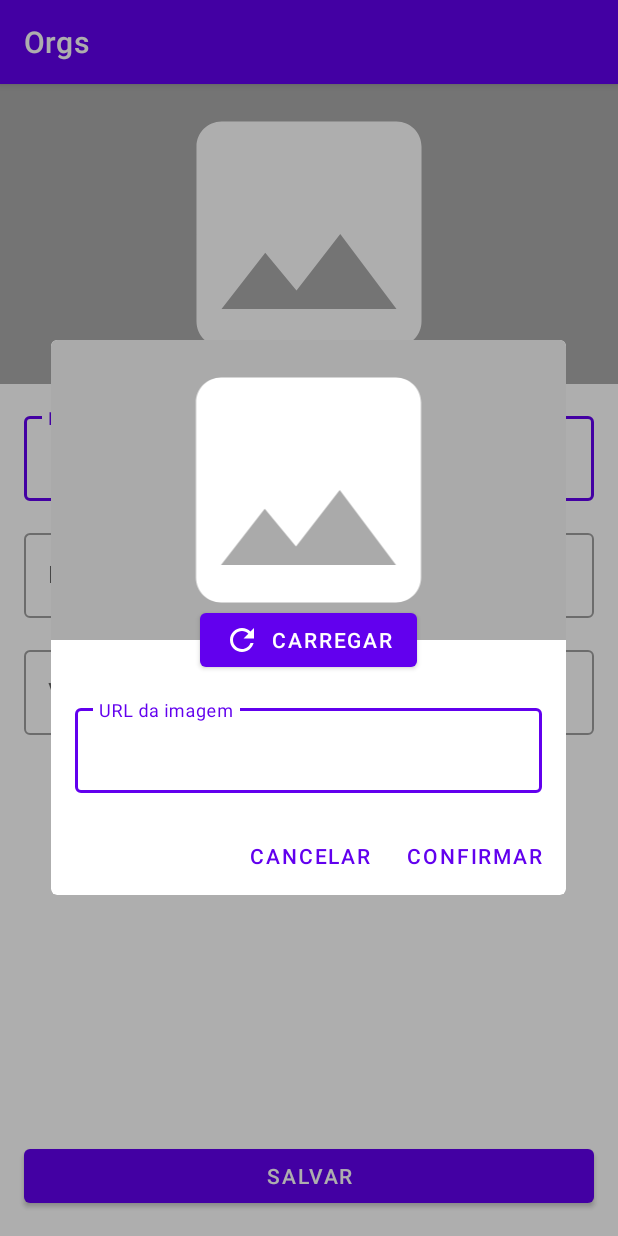
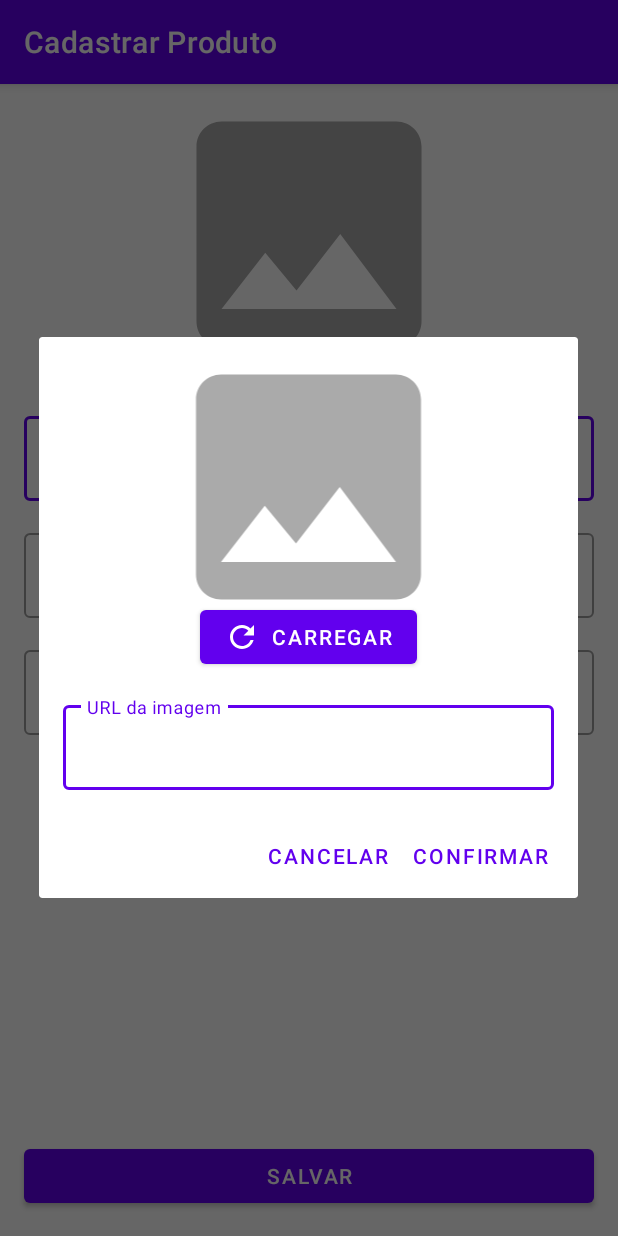
Before and after one commit to cailloutr/alura-kotlin-project-orgs, an Android app: the FormularioProdutoActivity screen opened directly, with no data from a screen before it, after a tap on "Imagem ilustrativa do produto", on a phone screen of 412 x 824 dp. Run offline under Robolectric (Android 15) with nearby library versions, the phone set to English and light mode, and no system bars.

Commit message:
Adicionada funcionalidade de salvar uma imagem a partir de uma Url, em um dialog

```diff
--- a/app/src/main/AndroidManifest.xml
+++ b/app/src/main/AndroidManifest.xml
@@ -1,6 +1,9 @@
 <?xml version="1.0" encoding="utf-8"?>
 <manifest xmlns:android="http://schemas.android.com/apk/res/android"
     xmlns:tools="http://schemas.android.com/tools">
+
+    <uses-permission android:name="android.permission.INTERNET" />
+    <uses-permission android:name="android.permission.ACCESS_NETWORK_STATE" />
 
     <application
         android:allowBackup="true"
--- a/app/src/main/java/com/example/orgs/FormularioProdutoActivity.kt
+++ b/app/src/main/java/com/example/orgs/FormularioProdutoActivity.kt
@@ -1,45 +1,47 @@
 package com.example.orgs
 
+import android.net.Uri
 import android.os.Bundle
-import android.widget.Button
+import android.widget.ImageView
+import android.widget.Toast
 import androidx.appcompat.app.AppCompatActivity
 import com.example.orgs.dao.ProdutoDao
 import com.example.orgs.databinding.ActivityFormularioProdutoBinding
+import com.example.orgs.extensions.tentaCarregarImagem
 import com.example.orgs.model.Produto
-import com.google.android.material.dialog.MaterialAlertDialogBuilder
+import com.example.orgs.ui.dialog.LoadImageDialog
 import java.math.BigDecimal
 
-class FormularioProdutoActivity : AppCompatActivity() {
+class FormularioProdutoActivity : AppCompatActivity(), LoadImageDialog.ImageDialogListener {
 
     private val produtoDao = ProdutoDao()
     private lateinit var binding: ActivityFormularioProdutoBinding
+
+    private var url: Uri? = null
 
     override fun onCreate(savedInstanceState: Bundle?) {
         super.onCreate(savedInstanceState)
         binding = ActivityFormularioProdutoBinding.inflate(layoutInflater)
         setContentView(binding.root)
 
+        title = getString(R.string.formulario_produto_activity_app_title)
+
         configuraBtnSalvar()
 
         binding.produtoImagem.setOnClickListener {
-            val dialogBuilder = MaterialAlertDialogBuilder(this)
-            dialogBuilder.setView(R.layout.carregar_imagem_dialog_layout)
-                .setNegativeButton("Cancelar") { _, _ ->
+            val dialog = LoadImageDialog(this.url)
+            dialog.show(supportFragmentManager, "FormularioProduto")
+        }
 
-                }
-                .setPositiveButton("Confirmar") { _, _ ->
-
-                }
-                .show()
+        binding.edtNome.setEndIconOnClickListener {
+            Toast.makeText(this, "Teste", Toast.LENGTH_SHORT).show()
         }
     }
 
     private fun configuraBtnSalvar() {
-            val btnSalvar = findViewById<Button>(R.id.btn_salvar)
-            btnSalvar.setOnClickListener {
+        binding.btnSalvar.setOnClickListener {
             val produto = criaProduto()
             produtoDao.adicionar(produto)
-
             finish()
         }
     }
@@ -58,6 +60,15 @@ class FormularioProdutoActivity : AppCompatActivity() {
             BigDecimal.ZERO
         }
 
-            return Produto(nome, descricao, valor)
+        return Produto(noma = nome, descricao = descricao, preco = valor, imageUrl = url)
+    }
+
+    override fun onDialogPositiveClick(dialog: LoadImageDialog) {
+        url = dialog.url
+
+        binding.produtoImagem.apply {
+            tentaCarregarImagem(url)
+            scaleType = ImageView.ScaleType.CENTER_CROP
         }
     }
+}
--- /dev/null
+++ b/app/src/main/java/com/example/orgs/ui/dialog/LoadImageDialog.kt
@@ -0,0 +1,84 @@
+package com.example.orgs.ui.dialog
+
+import android.app.Dialog
+import android.content.Context
+import android.net.Uri
+import android.os.Bundle
+import android.view.LayoutInflater
+import android.widget.ImageView
+import androidx.appcompat.app.AlertDialog
+import androidx.fragment.app.DialogFragment
+import com.example.orgs.R
+import com.example.orgs.databinding.CarregarImagemDialogLayoutBinding
+import com.example.orgs.extensions.tentaCarregarImagem
+
+class LoadImageDialog(
+    var url: Uri? = null,
+) : DialogFragment() {
+
+    lateinit var binding: CarregarImagemDialogLayoutBinding
+    private lateinit var listener: ImageDialogListener
+
+
+    override fun onCreateDialog(savedInstanceState: Bundle?): Dialog {
+        binding =
+            CarregarImagemDialogLayoutBinding.inflate(LayoutInflater.from(requireContext()))
+
+        url?.let {
+            binding.dialogImageUrl.editText?.setText(url.toString())
+            carregaImagemNaView(url)
+        }
+
+        return activity?.let {
+
+            // Use the Builder class for convenient dialog construction
+            val builder = AlertDialog.Builder(it)
+            builder.setView(binding.root)
+                .setNegativeButton(getString(R.string.load_image_dialog_cancel_label)) { _, _ -> }
+                .setPositiveButton(getString(R.string.load_image_dialog_confirm_label)) { _, _ ->
+                    listener.onDialogPositiveClick(this)
+                }
+
+            setOnClickListener()
+
+            // Create the AlertDialog object and return it
+            builder.create()
+        } ?: throw IllegalStateException("Activity cannot be null")
+    }
+
+    // Override the Fragment.onAttach() method to instantiate the NoticeDialogListener
+    override fun onAttach(context: Context) {
+        super.onAttach(context)
+        // Verify that the host activity implements the callback interface
+        try {
+            // Instantiate the NoticeDialogListener so we can send events to the host
+            listener = context as ImageDialogListener
+        } catch (e: ClassCastException) {
+            // The activity doesn't implement the interface, throw exception
+            throw ClassCastException((context.toString() +
+                    " must implement NoticeDialogListener"))
+        }
+    }
+
+    private fun setOnClickListener() {
+        binding.dialogButtonCarregar.setOnClickListener {
+            val imageUrlText = binding.dialogImageUrl.editText?.text.toString()
+            if (imageUrlText.isNotEmpty()) {
+                carregaImagemNaView(Uri.parse(imageUrlText))
+            }
+        }
+    }
+
+    private fun carregaImagemNaView(url: Uri?) {
+        val imageView = binding.dialogIvProduto
+        imageView.scaleType = ImageView.ScaleType.CENTER_CROP
+        imageView.tentaCarregarImagem(url)
+        this.url = url
+    }
+
+
+    interface ImageDialogListener {
+        fun onDialogPositiveClick(dialog: LoadImageDialog)
+    }
+
+}
--- a/app/src/main/java/com/example/orgs/ui/recyclerview/adapter/ListaProdutosAdapter.kt
+++ b/app/src/main/java/com/example/orgs/ui/recyclerview/adapter/ListaProdutosAdapter.kt
@@ -5,6 +5,7 @@ import android.view.LayoutInflater
 import android.view.ViewGroup
 import androidx.recyclerview.widget.RecyclerView
 import com.example.orgs.databinding.ProdutoItemBinding
+import com.example.orgs.extensions.tentaCarregarImagem
 import com.example.orgs.model.Produto
 
 class ListaProdutosAdapter(
@@ -15,13 +16,15 @@ class ListaProdutosAdapter(
     private val produtos = produtos.toMutableList()
 
     class ViewHolder(
-        private val binding: ProdutoItemBinding
+        private val binding: ProdutoItemBinding,
     ) : RecyclerView.ViewHolder(binding.root) {
 
         fun bind(produto: Produto) {
             binding.nome.text = produto.noma
             binding.descricao.text = produto.descricao
             binding.price.text = produto.getFormatedPrice()
+
+            binding.imagem.tentaCarregarImagem(produto.imageUrl)
         }
     }
 
--- a/app/src/main/res/drawable/ic_no_image.xml
+++ b/app/src/main/res/drawable/ic_no_image.xml
@@ -1,4 +1,4 @@
-<vector android:height="24dp" android:tint="#FFFFFF"
+<vector android:height="24dp" android:tint="@android:color/darker_gray"
     android:viewportHeight="24" android:viewportWidth="24"
     android:width="24dp" xmlns:android="http://schemas.android.com/apk/res/android">
     <path android:fillColor="@android:color/white" android:pathData="M21,19V5c0,-1.1 -0.9,-2 -2,-2H5c-1.1,0 -2,0.9 -2,2v14c0,1.1 0.9,2 2,2h14c1.1,0 2,-0.9 2,-2zM8.5,13.5l2.5,3.01L14.5,12l4.5,6H5l3.5,-4.5z"/>
--- a/app/src/main/res/layout/activity_formulario_produto.xml
+++ b/app/src/main/res/layout/activity_formulario_produto.xml
@@ -15,7 +15,6 @@
             android:id="@+id/produto_imagem"
             android:layout_width="0dp"
             android:layout_height="200dp"
-            android:background="@android:color/darker_gray"
             app:layout_constraintBottom_toTopOf="@id/edt_nome"
             app:layout_constraintEnd_toEndOf="parent"
             app:layout_constraintStart_toStartOf="parent"
--- a/app/src/main/res/layout/activity_lista_produto.xml
+++ b/app/src/main/res/layout/activity_lista_produto.xml
@@ -18,7 +18,7 @@
         tools:listitem="@layout/produto_item"/>
 
     <com.google.android.material.floatingactionbutton.ExtendedFloatingActionButton
-        android:id="@+id/floatingActionButton"
+        android:id="@+id/floating_action_button"
         android:layout_width="wrap_content"
         android:layout_height="wrap_content"
         android:layout_margin="16dp"
--- a/app/src/main/res/layout/carregar_imagem_dialog_layout.xml
+++ b/app/src/main/res/layout/carregar_imagem_dialog_layout.xml
@@ -8,7 +8,6 @@
         android:id="@+id/dialog_iv_produto"
         android:layout_width="0dp"
         android:layout_height="200dp"
-        android:background="@android:color/darker_gray"
         app:layout_constraintEnd_toEndOf="parent"
         app:layout_constraintStart_toStartOf="parent"
         app:layout_constraintTop_toTopOf="parent"
--- a/app/src/main/res/layout/produto_item.xml
+++ b/app/src/main/res/layout/produto_item.xml
@@ -25,9 +25,8 @@
             android:id="@+id/imagem"
             android:layout_width="0dp"
             android:layout_height="0dp"
-            android:contentDescription="Item image"
+            android:contentDescription="@string/produto_imageview_content_description"
             android:scaleType="centerCrop"
-            android:src="@drawable/produto_1"
             app:layout_constraintBottom_toBottomOf="parent"
             app:layout_constraintEnd_toEndOf="@id/guideline"
             app:layout_constraintStart_toStartOf="parent"
--- a/app/src/main/res/values/strings.xml
+++ b/app/src/main/res/values/strings.xml
@@ -9,4 +9,8 @@
     <string name="dialog_text_input_hint_url">URL da imagem</string>
     <string name="lista_produto_button_adicionar_produto_content_description">Adicionar novo produto</string>
     <string name="lista_produto_button_adicionar_produto">Novo Produto</string>
+    <string name="load_image_dialog_cancel_label">Cancelar</string>
+    <string name="load_image_dialog_confirm_label">Confirmar</string>
+    <string name="produto_imageview_content_description">Item image</string>
+    <string name="formulario_produto_activity_app_title">Cadastrar Produto</string>
 </resources>
```
Also changed, not shown: app/src/main/java/com/example/orgs/extensions/ImageViewExtensions.kt (added, +15 -0 lines), app/src/main/java/com/example/orgs/model/Produto.kt (+6 -2 lines). Lines whose indentation alone changed are shown as unchanged.
